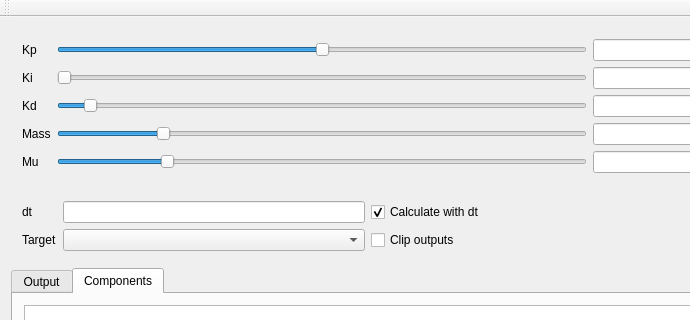
rlee287/PID_visualiser, file mainwindow.ui: the form before one commit; both pictures show x 0 to 690 and y 0 to 320 of the 809 by 928 pixel window.
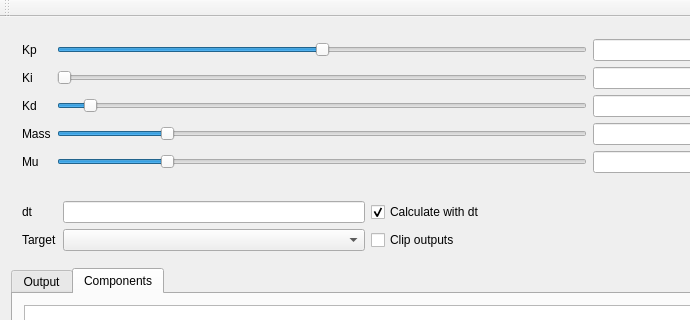
The form after the commit.

Commit message: Reduce minimum mass

What changed in the file:
```diff
--- a/mainwindow.ui
+++ b/mainwindow.ui
@@ -172,7 +172,7 @@
        <item row="3" column="1">
         <widget class="QSlider" name="mass_slider">
          <property name="minimum">
-          <number>10</number>
+          <number>1</number>
          </property>
          <property name="maximum">
           <number>999</number>
```
